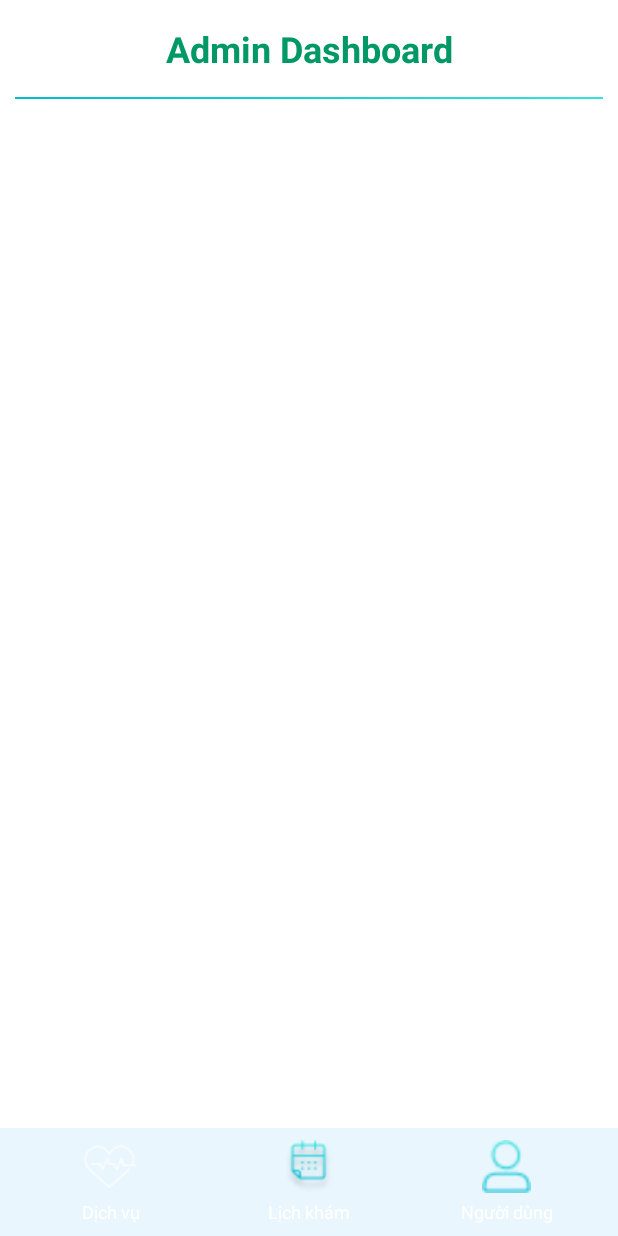
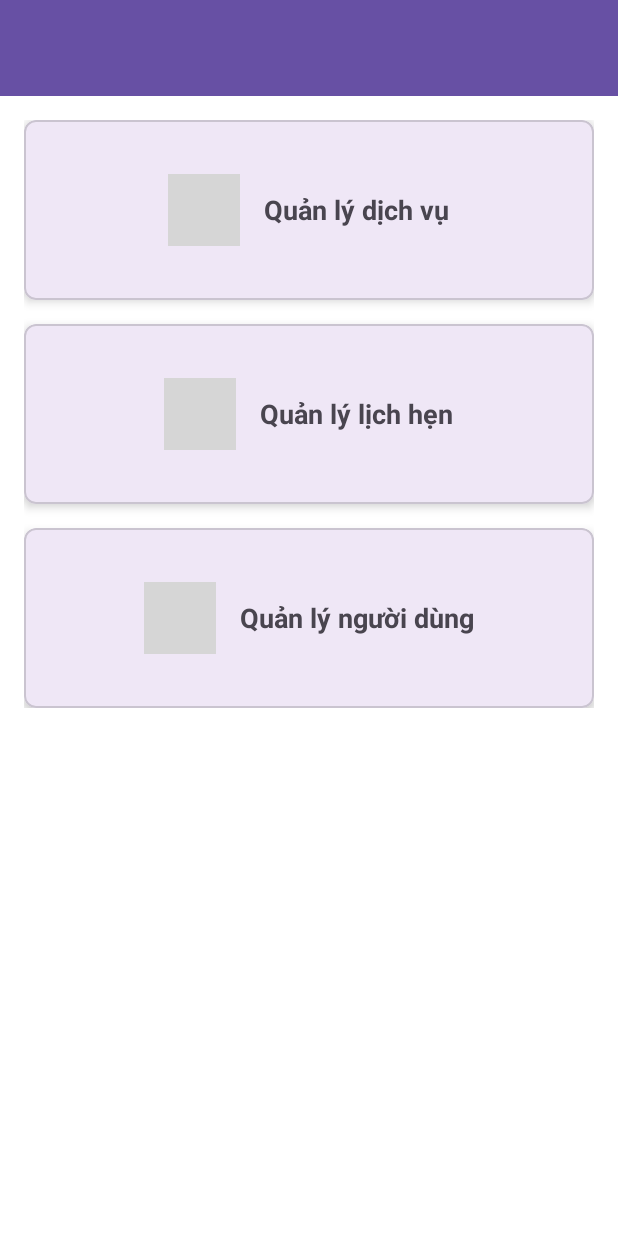
Before and after one commit to Amory826/DoAnTotNghiep, an Android app: the layout activity_admin.xml on its own in the app's theme, with its tools: preview values and no code run, on a phone screen of 412 x 824 dp. Run offline under Robolectric (Android 15) with nearby library versions, the phone set to English and light mode, and no system bars; grey boxes are pictures that could not be loaded.

Commit message:
login admin

```diff
--- a/app/src/main/res/layout/activity_admin.xml
+++ b/app/src/main/res/layout/activity_admin.xml
@@ -1,126 +1,134 @@
 <?xml version="1.0" encoding="utf-8"?>
-<RelativeLayout xmlns:android="http://schemas.android.com/apk/res/android"
+<androidx.coordinatorlayout.widget.CoordinatorLayout xmlns:android="http://schemas.android.com/apk/res/android"
     xmlns:app="http://schemas.android.com/apk/res-auto"
-    xmlns:tools="http://schemas.android.com/tools"
-    android:id="@+id/main"
     android:layout_width="match_parent"
     android:layout_height="match_parent">
 
-    <LinearLayout
-        android:id="@+id/linearLayout"
+    <com.google.android.material.appbar.AppBarLayout
         android:layout_width="match_parent"
-        android:layout_height="wrap_content"
-        android:layout_alignParentTop="true"
-        android:orientation="vertical">
+        android:layout_height="wrap_content">
 
-        <TextView
+        <androidx.appcompat.widget.Toolbar
+            android:id="@+id/toolbar"
             android:layout_width="match_parent"
-            android:layout_height="wrap_content"
-            android:gravity="center"
+            android:layout_height="?attr/actionBarSize"
+            android:background="?attr/colorPrimary"
+            android:theme="@style/ThemeOverlay.AppCompat.Dark.ActionBar" />
+
+    </com.google.android.material.appbar.AppBarLayout>
+
+    <androidx.core.widget.NestedScrollView
+        android:layout_width="match_parent"
+        android:layout_height="match_parent"
+        android:clipToPadding="false"
         android:padding="16dp"
-            android:text="Admin Dashboard"
-            android:textColor="#009966"
-            android:textSize="24sp"
-            android:textStyle="bold" />
-
-        <View
-            android:layout_width="match_parent"
-            android:layout_height="1dp"
-            android:layout_marginLeft="10dp"
-            android:layout_marginRight="10dp"
-            android:background="@drawable/bgtext" />
-    </LinearLayout>
-
-    <androidx.recyclerview.widget.RecyclerView
-        android:id="@+id/rvManagement"
-        android:layout_width="match_parent"
-        android:layout_height="wrap_content"
-        android:layout_below="@id/linearLayout"
-        android:layout_above="@id/linearLayout2"
-        android:clipToPadding="false"
-        android:padding="16dp" />
-
-    <LinearLayout
-        android:id="@+id/linearLayout2"
-        android:layout_width="match_parent"
-        android:layout_height="wrap_content"
-        android:layout_alignParentBottom="true"
-        android:orientation="vertical">
+        app:layout_behavior="@string/appbar_scrolling_view_behavior">
 
         <LinearLayout
             android:layout_width="match_parent"
             android:layout_height="wrap_content"
-            android:background="@drawable/bgnavi"
-            android:orientation="horizontal"
-            android:padding="8dp">
+            android:orientation="vertical">
+
+            <com.google.android.material.card.MaterialCardView
+                android:id="@+id/cardServices"
+                android:layout_width="match_parent"
+                android:layout_height="120dp"
+                android:layout_marginBottom="16dp"
+                app:cardCornerRadius="8dp"
+                app:cardElevation="4dp">
 
                 <LinearLayout
-                android:id="@+id/btnServices"
-                android:layout_width="0dp"
-                android:layout_height="wrap_content"
-                android:layout_weight="1"
+                    android:layout_width="match_parent"
+                    android:layout_height="match_parent"
                     android:gravity="center"
-                android:orientation="vertical">
+                    android:orientation="horizontal"
+                    android:padding="16dp">
 
                     <ImageView
-                    android:layout_width="35dp"
-                    android:layout_height="35dp"
-                    android:src="@drawable/cardiology" />
+                        android:layout_width="48dp"
+                        android:layout_height="48dp"
+                        android:src="@drawable/ic_service"
+                        app:tint="@color/design_default_color_primary" />
 
                     <TextView
                         android:layout_width="wrap_content"
                         android:layout_height="wrap_content"
-                    android:layout_marginTop="4dp"
-                    android:text="Dịch vụ"
-                    android:textColor="@color/white"
-                    android:textSize="12sp" />
+                        android:layout_marginStart="16dp"
+                        android:text="Quản lý dịch vụ"
+                        android:textSize="18sp"
+                        android:textStyle="bold" />
+
                 </LinearLayout>
 
+            </com.google.android.material.card.MaterialCardView>
+
+            <com.google.android.material.card.MaterialCardView
+                android:id="@+id/cardAppointments"
+                android:layout_width="match_parent"
+                android:layout_height="120dp"
+                android:layout_marginBottom="16dp"
+                app:cardCornerRadius="8dp"
+                app:cardElevation="4dp">
+
                 <LinearLayout
-                android:id="@+id/btnAppointments"
-                android:layout_width="0dp"
-                android:layout_height="wrap_content"
-                android:layout_weight="1"
+                    android:layout_width="match_parent"
+                    android:layout_height="match_parent"
                     android:gravity="center"
-                android:orientation="vertical">
+                    android:orientation="horizontal"
+                    android:padding="16dp">
 
                     <ImageView
-                    android:layout_width="35dp"
-                    android:layout_height="35dp"
-                    android:src="@drawable/booking" />
+                        android:layout_width="48dp"
+                        android:layout_height="48dp"
+                        android:src="@drawable/ic_appointment"
+                        app:tint="@color/design_default_color_primary" />
 
                     <TextView
                         android:layout_width="wrap_content"
                         android:layout_height="wrap_content"
-                    android:layout_marginTop="4dp"
-                    android:text="Lịch khám"
-                    android:textColor="@color/white"
-                    android:textSize="12sp" />
+                        android:layout_marginStart="16dp"
+                        android:text="Quản lý lịch hẹn"
+                        android:textSize="18sp"
+                        android:textStyle="bold" />
+
                 </LinearLayout>
 
+            </com.google.android.material.card.MaterialCardView>
+
+            <com.google.android.material.card.MaterialCardView
+                android:id="@+id/cardUsers"
+                android:layout_width="match_parent"
+                android:layout_height="120dp"
+                app:cardCornerRadius="8dp"
+                app:cardElevation="4dp">
+
                 <LinearLayout
-                android:id="@+id/btnUsers"
-                android:layout_width="0dp"
-                android:layout_height="wrap_content"
-                android:layout_weight="1"
+                    android:layout_width="match_parent"
+                    android:layout_height="match_parent"
                     android:gravity="center"
-                android:orientation="vertical">
+                    android:orientation="horizontal"
+                    android:padding="16dp">
 
                     <ImageView
-                    android:layout_width="35dp"
-                    android:layout_height="35dp"
-                    android:src="@drawable/profile" />
+                        android:layout_width="48dp"
+                        android:layout_height="48dp"
+                        android:src="@drawable/ic_users"
+                        app:tint="@color/design_default_color_primary" />
 
                     <TextView
                         android:layout_width="wrap_content"
                         android:layout_height="wrap_content"
-                    android:layout_marginTop="4dp"
-                    android:text="Người dùng"
-                    android:textColor="@color/white"
-                    android:textSize="12sp" />
+                        android:layout_marginStart="16dp"
+                        android:text="Quản lý người dùng"
+                        android:textSize="18sp"
+                        android:textStyle="bold" />
+
                 </LinearLayout>
 
-        </LinearLayout>
+            </com.google.android.material.card.MaterialCardView>
+
         </LinearLayout>
 
-</RelativeLayout>
+    </androidx.core.widget.NestedScrollView>
+
+</androidx.coordinatorlayout.widget.CoordinatorLayout>
```
Also changed, not shown: app/src/main/java/dev/edu/doctorappointment/Screen/Admin/AdminActivity.java (+85 -1 lines), app/src/main/java/dev/edu/doctorappointment/Screen/LoginRegister/LoginActivity.java (+23 -0 lines), app/src/main/res/menu/admin_menu.xml (added, +9 -0 lines). Lines whose indentation alone changed are shown as unchanged.
